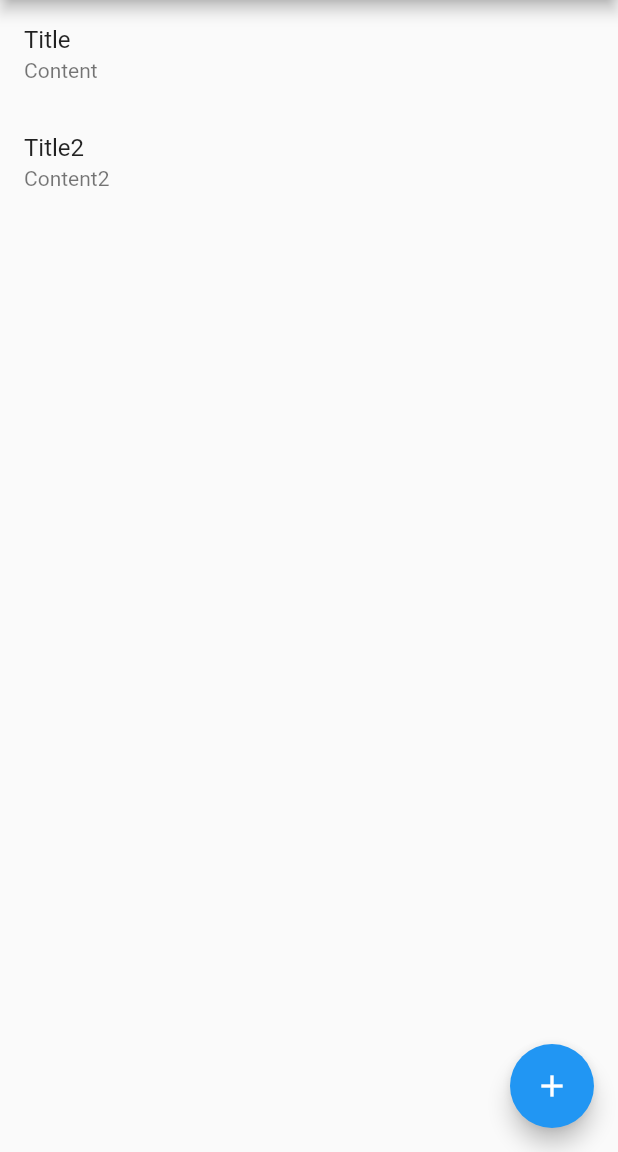
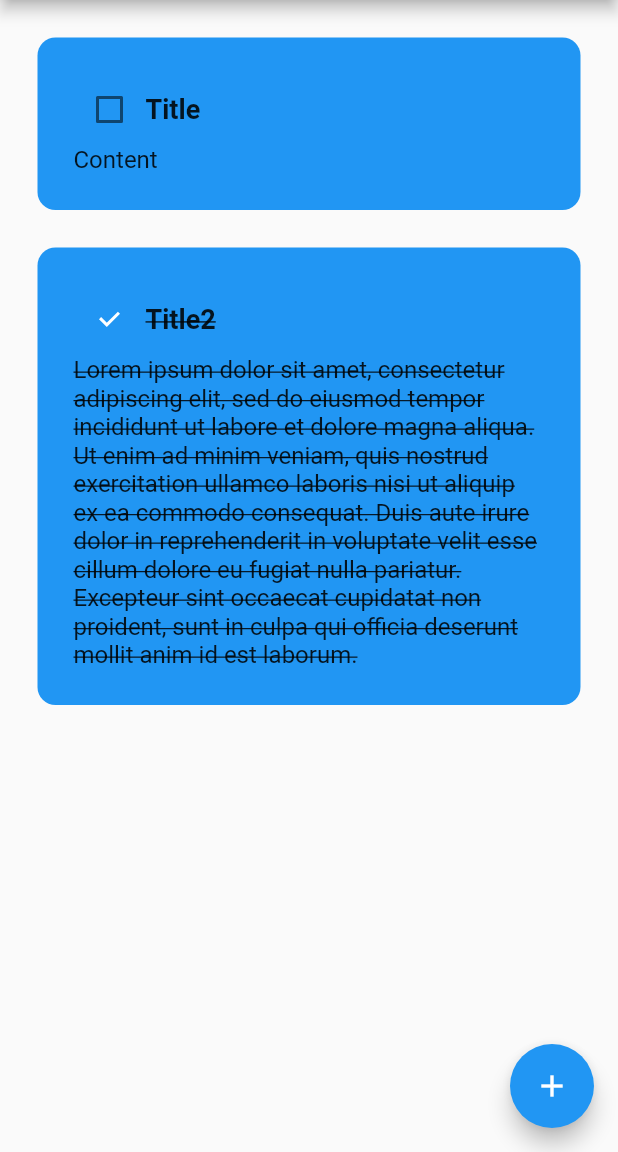
Before and after one commit to MateuszJajkowicz/ToDo-Flutter-App, a Flutter app: the screen it shows after launch, on a phone screen of 412 x 824 dp, the part 84-1236 px from its top. Run offline on Flutter 3.47's test engine with Material 2 defaults, Android fonts, the phone set to English and light mode, and no system bars.

Commit message:
Added ToDoTile

```diff
--- /dev/null
+++ b/lib/components/todo_tile.dart
@@ -0,0 +1,65 @@
+import 'package:flutter/material.dart';
+
+class ToDoTile extends StatelessWidget {
+  final String title;
+  final String content;
+  final bool isDone;
+  Function(bool?)? onChanged;
+
+  ToDoTile({
+    required this.title,
+    required this.content,
+    required this.isDone,
+    required this.onChanged,
+  });
+
+  @override
+  Widget build(BuildContext context) {
+    return Padding(
+      padding: const EdgeInsets.only(left: 25.0, right: 25, top: 25),
+      child: Container(
+        padding: const EdgeInsets.all(24),
+        decoration: BoxDecoration(
+          color: Colors.blue,
+          borderRadius: BorderRadius.circular(12),
+        ),
+        child: Column(
+          crossAxisAlignment: CrossAxisAlignment.start,
+          children: [
+            Row(
+              children: [
+                // checkbox
+                Checkbox(
+                  value: isDone,
+                  onChanged: onChanged,
+                ),
+
+                // task name
+                Text(
+                  title,
+                  style: TextStyle(
+                    fontSize: 18,
+                    fontWeight: FontWeight.bold,
+                    decoration: isDone
+                        ? TextDecoration.lineThrough
+                        : TextDecoration.none,
+                  ),
+                ),
+              ],
+            ),
+
+            // task content
+            Text(
+              content,
+              style: TextStyle(
+                fontSize: 16,
+                decoration:
+                    isDone ? TextDecoration.lineThrough : TextDecoration.none,
+              ),
+            ),
+          ],
+        ),
+      ),
+    );
+  }
+}
--- a/lib/pages/home_page.dart
+++ b/lib/pages/home_page.dart
@@ -1,13 +1,30 @@
 import 'package:flutter/material.dart';
+import 'package:todo/components/todo_tile.dart';
 import 'package:todo/models/note_model.dart';
 
-class HomePage extends StatelessWidget {
+class HomePage extends StatefulWidget {
+  const HomePage({super.key});
+
+  @override
+  State<HomePage> createState() => _HomePageState();
+}
+
+class _HomePageState extends State<HomePage> {
   final List<Note> notes = [
     Note(title: 'Title', content: 'Content', isDone: false),
-    Note(title: 'Title2', content: 'Content2', isDone: true),
+    Note(
+        title: 'Title2',
+        content:
+            'Lorem ipsum dolor sit amet, consectetur adipiscing elit, sed do eiusmod tempor incididunt ut labore et dolore magna aliqua. Ut enim ad minim veniam, quis nostrud exercitation ullamco laboris nisi ut aliquip ex ea commodo consequat. Duis aute irure dolor in reprehenderit in voluptate velit esse cillum dolore eu fugiat nulla pariatur. Excepteur sint occaecat cupidatat non proident, sunt in culpa qui officia deserunt mollit anim id est laborum.',
+        isDone: true),
   ]; // Lista przechowująca notatki
 
-  HomePage({super.key});
+  // checkbox was tapped
+  void checkBoxChanged(bool? value, int index) {
+    setState(() {
+      notes[index].isDone = !notes[index].isDone;
+    });
+  }
 
   @override
   Widget build(BuildContext context) {
@@ -22,9 +39,11 @@ class HomePage extends StatelessWidget {
           : ListView.builder(
               itemCount: notes.length,
               itemBuilder: (context, index) {
-                return ListTile(
-                  title: Text(notes[index].title),
-                  subtitle: Text(notes[index].content),
+                return ToDoTile(
+                  title: notes[index].title,
+                  content: notes[index].content,
+                  isDone: notes[index].isDone,
+                  onChanged: (value) => checkBoxChanged(value, index),
                 );
               },
             ),
```
